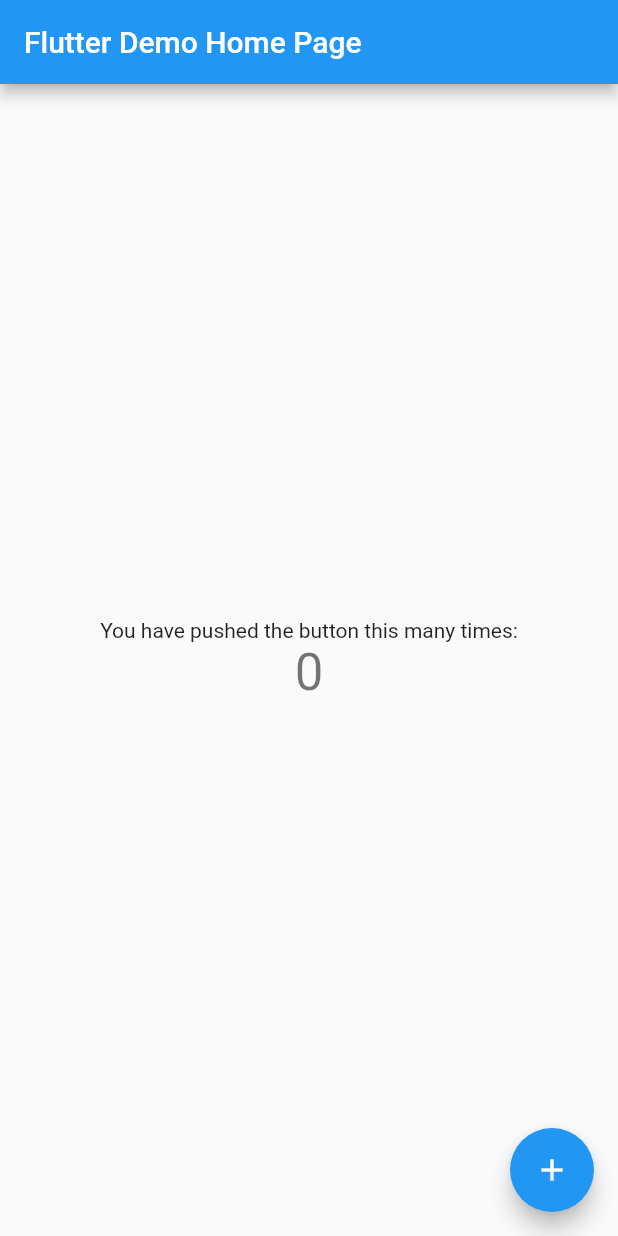
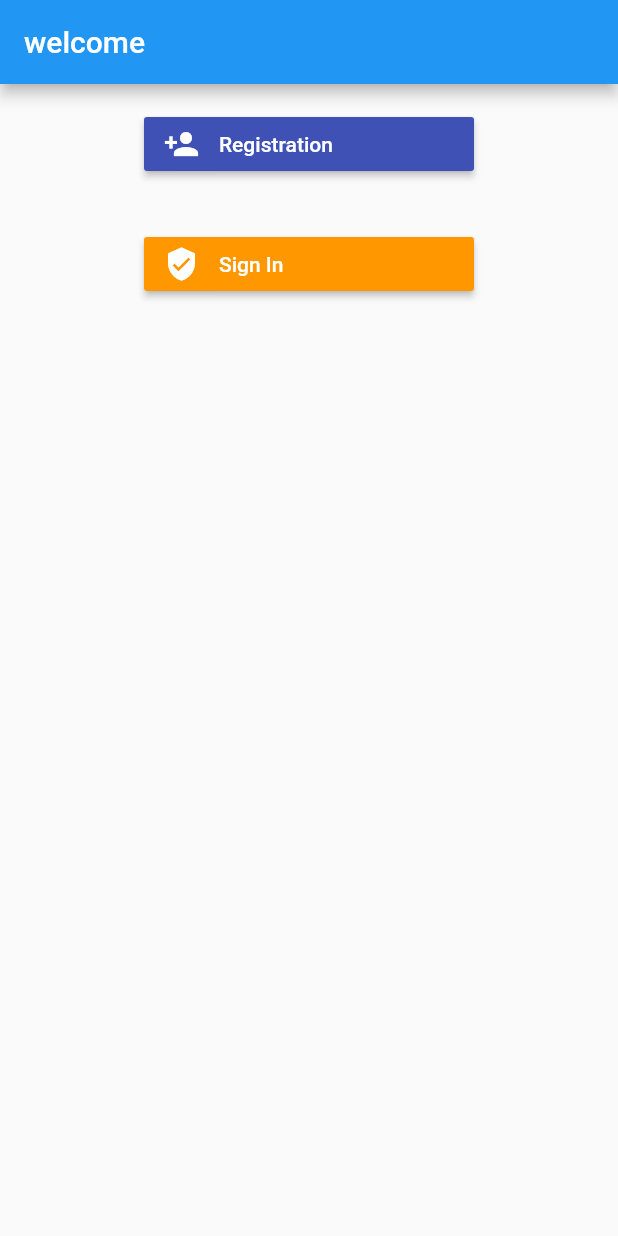
Before and after one commit to 14m3185yoshi/flutter_firebase, a Flutter app: the screen it shows after launch, on a phone screen of 412 x 824 dp. Run offline on Flutter 3.47's test engine with Material 2 defaults, Android fonts, the phone set to English and light mode, and no system bars; our stand-ins replace firebase_auth, firebase_core, flutter_signin_button; accounts and stored records are empty.

Commit message:
[add]Welcomeページの作成(初期画面)

```diff
--- a/lib/main.dart
+++ b/lib/main.dart
@@ -1,6 +1,10 @@
 import 'package:flutter/material.dart';
 import 'package:firebase_core/firebase_core.dart';
-import 'package:cloud_firestore/cloud_firestore.dart';
+// import 'package:cloud_firestore/cloud_firestore.dart';
+
+import './screen/register_page.dart';
+import './screen/signin_page.dart';
+import './screen/welcome.dart';
 
 void main() async{
   WidgetsFlutterBinding.ensureInitialized();
@@ -12,86 +16,87 @@ class MyApp extends StatelessWidget {
   @override
   Widget build(BuildContext context) {
     return MaterialApp(
-      title: 'Flutter Demo',
-      theme: ThemeData(
-
-        primarySwatch: Colors.blue,
-      ),
-      home: MyHomePage(title: 'Flutter Demo Home Page'),
+      title: 'Flutter ChatApp',
+      initialRoute: WelcomePage.id,
+      routes: {
+        RegisterPage.id: (context) => RegisterPage(),
+        SignInPage.id: (context) => SignInPage(),
+        WelcomePage.id: (context) => WelcomePage(),
+      }
     );
   }
 }
 
-class MyHomePage extends StatefulWidget {
-  MyHomePage({Key key, this.title}) : super(key: key);
-
-  final String title;
-
-  @override
-  _MyHomePageState createState() => _MyHomePageState();
-}
-
-class _MyHomePageState extends State<MyHomePage> {
-  FirebaseFirestore _db = FirebaseFirestore.instance;
-  int _counter = 0;
-
-  void _incrementCounter() async {
-    DocumentSnapshot doc = await _db.collection('counter').doc('test').get();
-    Map<String, dynamic> fields = doc.data() ?? {'count': 0};
-
-    setState(() {
-      _counter = fields['count'] + 1;
-    });
-
-    await _db.collection('counter').doc('test').set({
-      'count': _counter,
-    });
-  }
-
-  @override
-  Widget build(BuildContext context) {
-
-    return Scaffold(
-      appBar: AppBar(
-        // Here we take the value from the MyHomePage object that was created by
-        // the App.build method, and use it to set our appbar title.
-        title: Text(widget.title),
-      ),
-      body: Center(
-        // Center is a layout widget. It takes a single child and positions it
-        // in the middle of the parent.
-        child: Column(
-          // Column is also a layout widget. It takes a list of children and
-          // arranges them vertically. By default, it sizes itself to fit its
-          // children horizontally, and tries to be as tall as its parent.
-          //
-          // Invoke "debug painting" (press "p" in the console, choose the
-          // "Toggle Debug Paint" action from the Flutter Inspector in Android
-          // Studio, or the "Toggle Debug Paint" command in Visual Studio Code)
-          // to see the wireframe for each widget.
-          //
-          // Column has various properties to control how it sizes itself and
-          // how it positions its children. Here we use mainAxisAlignment to
-          // center the children vertically; the main axis here is the vertical
-          // axis because Columns are vertical (the cross axis would be
-          // horizontal).
-          mainAxisAlignment: MainAxisAlignment.center,
-          children: <Widget>[
-            Text(
-              'You have pushed the button this many times:',
-            ),
-            Text(
-              '$_counter',
-              style: Theme.of(context).textTheme.headline4,
-            ),
-          ],
-        ),
-      ),
-      floatingActionButton: FloatingActionButton(
-        onPressed: _incrementCounter,
-        tooltip: 'Increment',
-        child: Icon(Icons.add),
-      ), // This trailing comma makes auto-formatting nicer for build methods.
-    );
-  }
-}
+// class MyHomePage extends StatefulWidget {
+//   MyHomePage({Key key, this.title}) : super(key: key);
+//
+//   final String title;
+//
+//   @override
+//   _MyHomePageState createState() => _MyHomePageState();
+// }
+//
+// class _MyHomePageState extends State<MyHomePage> {
+//   FirebaseFirestore _db = FirebaseFirestore.instance;
+//   int _counter = 0;
+//
+//   void _incrementCounter() async {
+//     DocumentSnapshot doc = await _db.collection('counter').doc('test').get();
+//     Map<String, dynamic> fields = doc.data() ?? {'count': 0};
+//
+//     setState(() {
+//       _counter = fields['count'] + 1;
+//     });
+//
+//     await _db.collection('counter').doc('test').set({
+//       'count': _counter,
+//     });
+//   }
+//
+//   @override
+//   Widget build(BuildContext context) {
+//
+//     return Scaffold(
+//       appBar: AppBar(
+//         // Here we take the value from the MyHomePage object that was created by
+//         // the App.build method, and use it to set our appbar title.
+//         title: Text(widget.title),
+//       ),
+//       body: Center(
+//         // Center is a layout widget. It takes a single child and positions it
+//         // in the middle of the parent.
+//         child: Column(
+//           // Column is also a layout widget. It takes a list of children and
+//           // arranges them vertically. By default, it sizes itself to fit its
+//           // children horizontally, and tries to be as tall as its parent.
+//           //
+//           // Invoke "debug painting" (press "p" in the console, choose the
+//           // "Toggle Debug Paint" action from the Flutter Inspector in Android
+//           // Studio, or the "Toggle Debug Paint" command in Visual Studio Code)
+//           // to see the wireframe for each widget.
+//           //
+//           // Column has various properties to control how it sizes itself and
+//           // how it positions its children. Here we use mainAxisAlignment to
+//           // center the children vertically; the main axis here is the vertical
+//           // axis because Columns are vertical (the cross axis would be
+//           // horizontal).
+//           mainAxisAlignment: MainAxisAlignment.center,
+//           children: <Widget>[
+//             Text(
+//               'You have pushed the button this many times:',
+//             ),
+//             Text(
+//               '$_counter',
+//               style: Theme.of(context).textTheme.headline4,
+//             ),
+//           ],
+//         ),
+//       ),
+//       floatingActionButton: FloatingActionButton(
+//         onPressed: _incrementCounter,
+//         tooltip: 'Increment',
+//         child: Icon(Icons.add),
+//       ), // This trailing comma makes auto-formatting nicer for build methods.
+//     );
+//   }
+// }
--- /dev/null
+++ b/lib/screen/welcome.dart
@@ -0,0 +1,45 @@
+import 'package:flutter/material.dart';
+import 'package:flutter_signin_button/button_builder.dart';
+
+import './register_page.dart';
+import './signin_page.dart';
+
+class WelcomePage extends StatelessWidget {
+  static const String id = 'welcome_screen';
+  final String title = 'welcome';
+
+  @override
+  Widget build(BuildContext context) {
+    return Scaffold(
+      appBar: AppBar(
+        title: Text(title),
+      ),
+      body: Column(
+        crossAxisAlignment: CrossAxisAlignment.start,
+        children: <Widget>[
+          Container(
+            child: SignInButtonBuilder(
+              icon: Icons.person_add,
+              backgroundColor: Colors.indigo,
+              text: 'Registration',
+              onPressed: () =>
+                  Navigator.pushNamed(context, RegisterPage.id),
+            ),
+            padding: const EdgeInsets.all(16),
+            alignment: Alignment.center,
+          ),
+          Container(
+            child: SignInButtonBuilder(
+              icon: Icons.verified_user,
+              backgroundColor: Colors.orange,
+              text: 'Sign In',
+              onPressed: () => Navigator.pushNamed(context, SignInPage.id),
+            ),
+            padding: const EdgeInsets.all(16),
+            alignment: Alignment.center,
+          ),
+        ],
+      ),
+    );
+  }
+}
```
